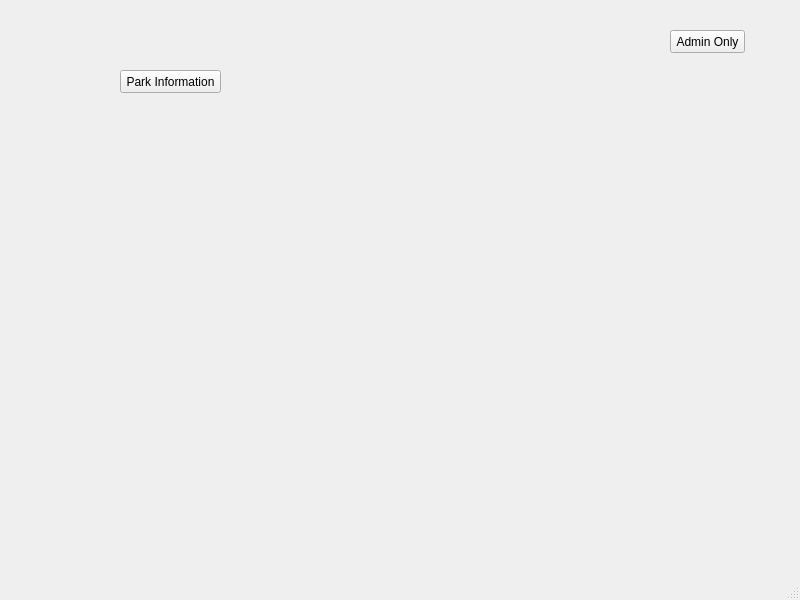
Before: the Qt Designer form mainwindow.ui in smoreno11/NationalParksProject, drawn with Qt 5.
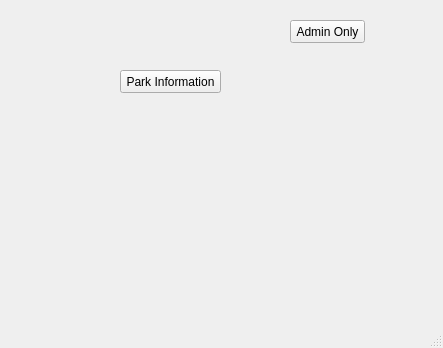
After: the same form once the commit is applied.

```diff
--- a/mainwindow.ui
+++ b/mainwindow.ui
@@ -6,8 +6,8 @@
    <rect>
     <x>0</x>
     <y>0</y>
-    <width>800</width>
-    <height>600</height>
+    <width>443</width>
+    <height>348</height>
    </rect>
   </property>
   <property name="windowTitle">
@@ -30,8 +30,8 @@
    <widget class="QPushButton" name="pushButton">
     <property name="geometry">
      <rect>
-      <x>670</x>
-      <y>30</y>
+      <x>290</x>
+      <y>20</y>
       <width>75</width>
       <height>23</height>
      </rect>
```
Left out of the diff: 2 changed lines with no effect on the pictures.
